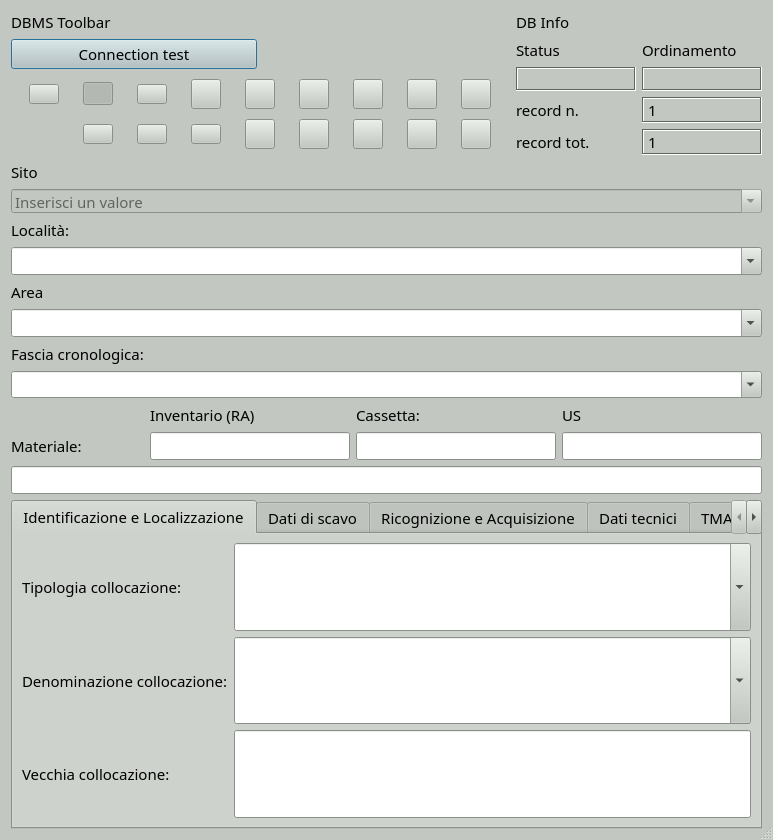
First picture: the form in gui/ui/Tma.ui, repository pyarchinit/pyarchinit, before the edit.
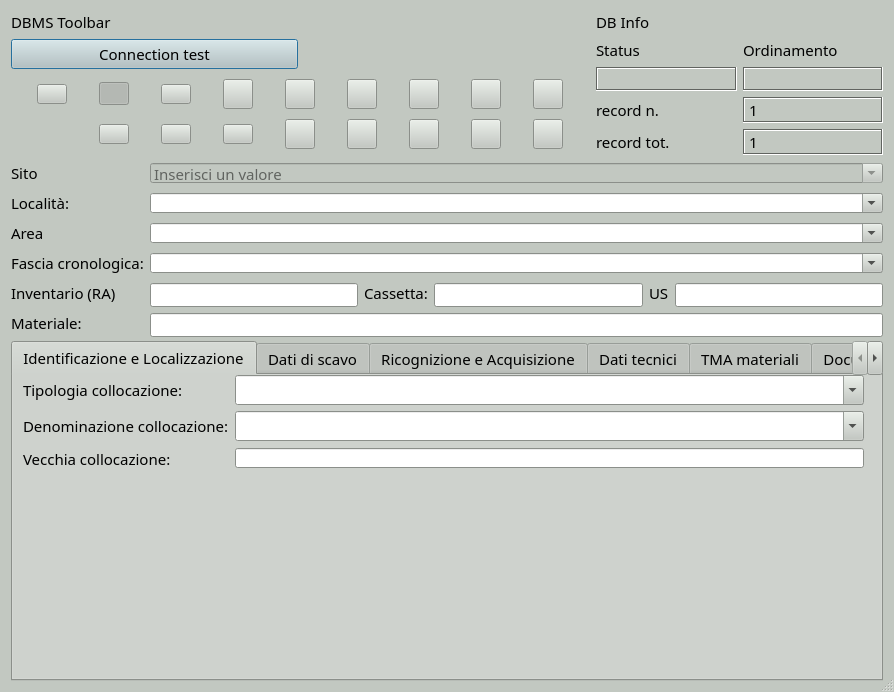
Second picture: the form after the edit. Icons and pictures are not drawn.

What changed in the file:
```diff
--- a/gui/ui/Tma.ui
+++ b/gui/ui/Tma.ui
@@ -9,8 +9,8 @@
    <rect>
     <x>0</x>
     <y>0</y>
-    <width>773</width>
-    <height>840</height>
+    <width>894</width>
+    <height>692</height>
    </rect>
   </property>
   <property name="sizePolicy">
@@ -1247,56 +1247,6 @@
        </property>
       </widget>
      </item>
-     <item row="9" column="2">
-      <widget class="QLineEdit" name="lineEdit_cassetta">
-       <property name="sizePolicy">
-        <sizepolicy hsizetype="Expanding" vsizetype="MinimumExpanding">
-         <horstretch>0</horstretch>
-         <verstretch>0</verstretch>
-        </sizepolicy>
-       </property>
-       <property name="minimumSize">
-        <size>
-         <width>0</width>
-         <height>24</height>
-        </size>
-       </property>
-       <property name="font">
-        <font>
-         <family>Damascus</family>
-         <pointsize>11</pointsize>
-        </font>
-       </property>
-       <property name="maxLength">
-        <number>15</number>
-       </property>
-      </widget>
-     </item>
-     <item row="7" column="0" colspan="4">
-      <widget class="QComboBox" name="comboBox_dtzg">
-       <property name="sizePolicy">
-        <sizepolicy hsizetype="Preferred" vsizetype="MinimumExpanding">
-         <horstretch>0</horstretch>
-         <verstretch>0</verstretch>
-        </sizepolicy>
-       </property>
-       <property name="minimumSize">
-        <size>
-         <width>0</width>
-         <height>24</height>
-        </size>
-       </property>
-       <property name="font">
-        <font>
-         <family>Damascus</family>
-         <pointsize>11</pointsize>
-        </font>
-       </property>
-       <property name="editable">
-        <bool>true</bool>
-       </property>
-      </widget>
-     </item>
      <item row="6" column="0">
       <widget class="QLabel" name="label_18">
        <property name="sizePolicy">
@@ -1336,6 +1286,174 @@
       </widget>
      </item>
      <item row="8" column="1">
+      <widget class="QLineEdit" name="lineEdit_inventario">
+       <property name="sizePolicy">
+        <sizepolicy hsizetype="Expanding" vsizetype="MinimumExpanding">
+         <horstretch>0</horstretch>
+         <verstretch>0</verstretch>
+        </sizepolicy>
+       </property>
+       <property name="minimumSize">
+        <size>
+         <width>0</width>
+         <height>24</height>
+        </size>
+       </property>
+       <property name="maximumSize">
+        <size>
+         <width>16777215</width>
+         <height>20</height>
+        </size>
+       </property>
+       <property name="font">
+        <font>
+         <family>Damascus</family>
+         <pointsize>11</pointsize>
+        </font>
+       </property>
+       <property name="toolTip">
+        <string>Reperti RA associati dall'inventario materiali</string>
+       </property>
+       <property name="readOnly">
+        <bool>true</bool>
+       </property>
+      </widget>
+     </item>
+     <item row="9" column="1" colspan="5">
+      <widget class="QLineEdit" name="lineEdit_materiale">
+       <property name="sizePolicy">
+        <sizepolicy hsizetype="Expanding" vsizetype="MinimumExpanding">
+         <horstretch>0</horstretch>
+         <verstretch>0</verstretch>
+        </sizepolicy>
+       </property>
+       <property name="minimumSize">
+        <size>
+         <width>0</width>
+         <height>24</height>
+        </size>
+       </property>
+       <property name="maximumSize">
+        <size>
+         <width>16777215</width>
+         <height>20</height>
+        </size>
+       </property>
+       <property name="font">
+        <font>
+         <family>Damascus</family>
+         <pointsize>11</pointsize>
+        </font>
+       </property>
+       <property name="toolTip">
+        <string>Campo sincronizzato con la tabella materiali</string>
+       </property>
+       <property name="readOnly">
+        <bool>true</bool>
+       </property>
+      </widget>
+     </item>
+     <item row="8" column="3">
+      <widget class="QLineEdit" name="lineEdit_cassetta">
+       <property name="sizePolicy">
+        <sizepolicy hsizetype="Expanding" vsizetype="MinimumExpanding">
+         <horstretch>0</horstretch>
+         <verstretch>0</verstretch>
+        </sizepolicy>
+       </property>
+       <property name="minimumSize">
+        <size>
+         <width>0</width>
+         <height>24</height>
+        </size>
+       </property>
+       <property name="maximumSize">
+        <size>
+         <width>16777215</width>
+         <height>20</height>
+        </size>
+       </property>
+       <property name="font">
+        <font>
+         <family>Damascus</family>
+         <pointsize>11</pointsize>
+        </font>
+       </property>
+       <property name="maxLength">
+        <number>15</number>
+       </property>
+      </widget>
+     </item>
+     <item row="8" column="5">
+      <widget class="QLineEdit" name="lineEdit_us">
+       <property name="sizePolicy">
+        <sizepolicy hsizetype="Expanding" vsizetype="MinimumExpanding">
+         <horstretch>0</horstretch>
+         <verstretch>0</verstretch>
+        </sizepolicy>
+       </property>
+       <property name="minimumSize">
+        <size>
+         <width>0</width>
+         <height>24</height>
+        </size>
+       </property>
+       <property name="maximumSize">
+        <size>
+         <width>16777215</width>
+         <height>20</height>
+        </size>
+       </property>
+       <property name="font">
+        <font>
+         <family>Damascus</family>
+         <pointsize>11</pointsize>
+        </font>
+       </property>
+       <property name="text">
+        <string/>
+       </property>
+      </widget>
+     </item>
+     <item row="2" column="0">
+      <widget class="QLabel" name="label_localita">
+       <property name="sizePolicy">
+        <sizepolicy hsizetype="Preferred" vsizetype="MinimumExpanding">
+         <horstretch>0</horstretch>
+         <verstretch>0</verstretch>
+        </sizepolicy>
+       </property>
+       <property name="font">
+        <font>
+         <family>Damascus</family>
+         <pointsize>11</pointsize>
+        </font>
+       </property>
+       <property name="text">
+        <string>Località:</string>
+       </property>
+      </widget>
+     </item>
+     <item row="8" column="4">
+      <widget class="QLabel" name="label_3">
+       <property name="sizePolicy">
+        <sizepolicy hsizetype="Preferred" vsizetype="MinimumExpanding">
+         <horstretch>0</horstretch>
+         <verstretch>0</verstretch>
+        </sizepolicy>
+       </property>
+       <property name="font">
+        <font>
+         <family>Damascus</family>
+         <pointsize>11</pointsize>
+        </font>
+       </property>
+       <property name="text">
+        <string>US</string>
+       </property>
+      </widget>
+     </item>
+     <item row="8" column="0">
       <widget class="QLabel" name="label_inventario">
        <property name="sizePolicy">
         <sizepolicy hsizetype="Preferred" vsizetype="MinimumExpanding">
@@ -1354,7 +1472,76 @@
        </property>
       </widget>
      </item>
-     <item row="5" column="0" colspan="4">
+     <item row="4" column="0">
+      <widget class="QLabel" name="label_2">
+       <property name="sizePolicy">
+        <sizepolicy hsizetype="Preferred" vsizetype="MinimumExpanding">
+         <horstretch>0</horstretch>
+         <verstretch>0</verstretch>
+        </sizepolicy>
+       </property>
+       <property name="font">
+        <font>
+         <family>Damascus</family>
+         <pointsize>11</pointsize>
+        </font>
+       </property>
+       <property name="text">
+        <string>Area</string>
+       </property>
+      </widget>
+     </item>
+     <item row="8" column="2">
+      <widget class="QLabel" name="label_8">
+       <property name="sizePolicy">
+        <sizepolicy hsizetype="Preferred" vsizetype="MinimumExpanding">
+         <horstretch>0</horstretch>
+         <verstretch>0</verstretch>
+        </sizepolicy>
+       </property>
+       <property name="font">
+        <font>
+         <family>Damascus</family>
+         <pointsize>11</pointsize>
+        </font>
+       </property>
+       <property name="text">
+        <string>Cassetta:</string>
+       </property>
+      </widget>
+     </item>
+     <item row="6" column="1" colspan="5">
+      <widget class="QComboBox" name="comboBox_dtzg">
+       <property name="sizePolicy">
+        <sizepolicy hsizetype="Preferred" vsizetype="MinimumExpanding">
+         <horstretch>0</horstretch>
+         <verstretch>0</verstretch>
+        </sizepolicy>
+       </property>
+       <property name="minimumSize">
+        <size>
+         <width>0</width>
+         <height>20</height>
+        </size>
+       </property>
+       <property name="maximumSize">
+        <size>
+         <width>16777215</width>
+         <height>20</height>
+        </size>
+       </property>
+       <property name="font">
+        <font>
+         <family>Damascus</family>
+         <pointsize>11</pointsize>
+        </font>
+       </property>
+       <property name="editable">
+        <bool>true</bool>
+       </property>
+      </widget>
+     </item>
+     <item row="4" column="1" colspan="5">
       <widget class="QComboBox" name="comboBox_area">
        <property name="sizePolicy">
         <sizepolicy hsizetype="Preferred" vsizetype="MinimumExpanding">
@@ -1365,9 +1552,15 @@
        <property name="minimumSize">
         <size>
          <width>0</width>
-         <height>24</height>
+         <height>20</height>
         </size>
        </property>
+       <property name="maximumSize">
+        <size>
+         <width>16777215</width>
+         <height>20</height>
+        </size>
+       </property>
        <property name="font">
         <font>
          <family>Damascus</family>
@@ -1379,7 +1572,38 @@
        </property>
       </widget>
      </item>
-     <item row="1" column="0" colspan="4">
+     <item row="2" column="1" colspan="5">
+      <widget class="QComboBox" name="comboBox_localita">
+       <property name="sizePolicy">
+        <sizepolicy hsizetype="Preferred" vsizetype="MinimumExpanding">
+         <horstretch>0</horstretch>
+         <verstretch>0</verstretch>
+        </sizepolicy>
+       </property>
+       <property name="minimumSize">
+        <size>
+         <width>0</width>
+         <height>20</height>
+        </size>
+       </property>
+       <property name="maximumSize">
+        <size>
+         <width>16777215</width>
+         <height>20</height>
+        </size>
+       </property>
+       <property name="font">
+        <font>
+         <family>Damascus</family>
+         <pointsize>11</pointsize>
+        </font>
+       </property>
+       <property name="editable">
+        <bool>true</bool>
+       </property>
+      </widget>
+     </item>
+     <item row="0" column="1" colspan="5">
       <widget class="QComboBox" name="comboBox_sito">
        <property name="enabled">
         <bool>false</bool>
@@ -1393,13 +1617,13 @@
        <property name="minimumSize">
         <size>
          <width>200</width>
-         <height>24</height>
+         <height>20</height>
         </size>
        </property>
        <property name="maximumSize">
         <size>
          <width>16777215</width>
-         <height>24</height>
+         <height>20</height>
         </size>
        </property>
        <property name="font">
@@ -1436,188 +1660,6 @@
        </item>
       </widget>
      </item>
-     <item row="2" column="0">
-      <widget class="QLabel" name="label_localita">
-       <property name="sizePolicy">
-        <sizepolicy hsizetype="Preferred" vsizetype="MinimumExpanding">
-         <horstretch>0</horstretch>
-         <verstretch>0</verstretch>
-        </sizepolicy>
-       </property>
-       <property name="font">
-        <font>
-         <family>Damascus</family>
-         <pointsize>11</pointsize>
-        </font>
-       </property>
-       <property name="text">
-        <string>Località:</string>
-       </property>
-      </widget>
-     </item>
-     <item row="8" column="3">
-      <widget class="QLabel" name="label_3">
-       <property name="sizePolicy">
-        <sizepolicy hsizetype="Preferred" vsizetype="MinimumExpanding">
-         <horstretch>0</horstretch>
-         <verstretch>0</verstretch>
-        </sizepolicy>
-       </property>
-       <property name="font">
-        <font>
-         <family>Damascus</family>
-         <pointsize>11</pointsize>
-        </font>
-       </property>
-       <property name="text">
-        <string>US</string>
-       </property>
-      </widget>
-     </item>
-     <item row="4" column="0">
-      <widget class="QLabel" name="label_2">
-       <property name="sizePolicy">
-        <sizepolicy hsizetype="Preferred" vsizetype="MinimumExpanding">
-         <horstretch>0</horstretch>
-         <verstretch>0</verstretch>
-        </sizepolicy>
-       </property>
-       <property name="font">
-        <font>
-         <family>Damascus</family>
-         <pointsize>11</pointsize>
-        </font>
-       </property>
-       <property name="text">
-        <string>Area</string>
-       </property>
-      </widget>
-     </item>
-     <item row="3" column="0" colspan="4">
-      <widget class="QComboBox" name="comboBox_localita">
-       <property name="sizePolicy">
-        <sizepolicy hsizetype="Preferred" vsizetype="MinimumExpanding">
-         <horstretch>0</horstretch>
-         <verstretch>0</verstretch>
-        </sizepolicy>
-       </property>
-       <property name="minimumSize">
-        <size>
-         <width>0</width>
-         <height>24</height>
-        </size>
-       </property>
-       <property name="font">
-        <font>
-         <family>Damascus</family>
-         <pointsize>11</pointsize>
-        </font>
-       </property>
-       <property name="editable">
-        <bool>true</bool>
-       </property>
-      </widget>
-     </item>
-     <item row="8" column="2">
-      <widget class="QLabel" name="label_8">
-       <property name="sizePolicy">
-        <sizepolicy hsizetype="Preferred" vsizetype="MinimumExpanding">
-         <horstretch>0</horstretch>
-         <verstretch>0</verstretch>
-        </sizepolicy>
-       </property>
-       <property name="font">
-        <font>
-         <family>Damascus</family>
-         <pointsize>11</pointsize>
-        </font>
-       </property>
-       <property name="text">
-        <string>Cassetta:</string>
-       </property>
-      </widget>
-     </item>
-     <item row="9" column="1">
-      <widget class="QLineEdit" name="lineEdit_inventario">
-       <property name="sizePolicy">
-        <sizepolicy hsizetype="Expanding" vsizetype="MinimumExpanding">
-         <horstretch>0</horstretch>
-         <verstretch>0</verstretch>
-        </sizepolicy>
-       </property>
-       <property name="minimumSize">
-        <size>
-         <width>0</width>
-         <height>24</height>
-        </size>
-       </property>
-       <property name="font">
-        <font>
-         <family>Damascus</family>
-         <pointsize>11</pointsize>
-        </font>
-       </property>
-       <property name="toolTip">
-        <string>Reperti RA associati dall'inventario materiali</string>
-       </property>
-       <property name="readOnly">
-        <bool>true</bool>
-       </property>
-      </widget>
-     </item>
-     <item row="9" column="3">
-      <widget class="QLineEdit" name="lineEdit_us">
-       <property name="sizePolicy">
-        <sizepolicy hsizetype="Expanding" vsizetype="MinimumExpanding">
-         <horstretch>0</horstretch>
-         <verstretch>0</verstretch>
-        </sizepolicy>
-       </property>
-       <property name="minimumSize">
-        <size>
-         <width>0</width>
-         <height>24</height>
-        </size>
-       </property>
-       <property name="font">
-        <font>
-         <family>Damascus</family>
-         <pointsize>11</pointsize>
-        </font>
-       </property>
-       <property name="text">
-        <string/>
-       </property>
-      </widget>
-     </item>
-     <item row="11" column="0" colspan="4">
-      <widget class="QLineEdit" name="lineEdit_materiale">
-       <property name="sizePolicy">
-        <sizepolicy hsizetype="Expanding" vsizetype="MinimumExpanding">
-         <horstretch>0</horstretch>
-         <verstretch>0</verstretch>
-        </sizepolicy>
-       </property>
-       <property name="minimumSize">
-        <size>
-         <width>0</width>
-         <height>24</height>
-        </size>
-       </property>
-       <property name="font">
-        <font>
-         <family>Damascus</family>
-         <pointsize>11</pointsize>
-        </font>
-       </property>
-       <property name="toolTip">
-        <string>Campo sincronizzato con la tabella materiali</string>
-       </property>
-       <property name="readOnly">
-        <bool>true</bool>
-       </property>
-      </widget>
-     </item>
     </layout>
    </item>
    <item row="2" column="0">
@@ -1641,8 +1683,17 @@
       <attribute name="title">
        <string>Identificazione e Localizzazione</string>
       </attribute>
+      <widget class="QWidget" name="">
+       <property name="geometry">
+        <rect>
+         <x>10</x>
+         <y>0</y>
+         <width>841</width>
+         <height>95</height>
+        </rect>
+       </property>
       <layout class="QGridLayout" name="gridLayout">
-       <item row="0" column="1">
+        <item row="0" column="0">
         <widget class="QLabel" name="label_5">
          <property name="sizePolicy">
           <sizepolicy hsizetype="Preferred" vsizetype="Expanding">
@@ -1661,45 +1712,7 @@
          </property>
         </widget>
        </item>
-       <item row="1" column="2">
-        <widget class="QComboBox" name="comboBox_ldcn">
-         <property name="sizePolicy">
-          <sizepolicy hsizetype="Preferred" vsizetype="Expanding">
-           <horstretch>0</horstretch>
-           <verstretch>0</verstretch>
-          </sizepolicy>
-         </property>
-         <property name="font">
-          <font>
-           <family>Damascus</family>
-           <pointsize>11</pointsize>
-          </font>
-         </property>
-         <property name="editable">
-          <bool>true</bool>
-         </property>
-        </widget>
-       </item>
-       <item row="1" column="1">
-        <widget class="QLabel" name="label_6">
-         <property name="sizePolicy">
-          <sizepolicy hsizetype="Preferred" vsizetype="Expanding">
-           <horstretch>0</horstretch>
-           <verstretch>0</verstretch>
-          </sizepolicy>
-         </property>
-         <property name="font">
-          <font>
-           <family>Damascus</family>
-           <pointsize>11</pointsize>
-          </font>
-         </property>
-         <property name="text">
-          <string>Denominazione collocazione:</string>
-         </property>
-        </widget>
-       </item>
-       <item row="0" column="2">
+        <item row="0" column="1">
         <widget class="QComboBox" name="comboBox_ldct">
          <property name="sizePolicy">
           <sizepolicy hsizetype="Preferred" vsizetype="Expanding">
@@ -1738,7 +1751,45 @@
          </item>
         </widget>
        </item>
-       <item row="2" column="1">
+        <item row="1" column="0">
+         <widget class="QLabel" name="label_6">
+          <property name="sizePolicy">
+           <sizepolicy hsizetype="Preferred" vsizetype="Expanding">
+            <horstretch>0</horstretch>
+            <verstretch>0</verstretch>
+           </sizepolicy>
+          </property>
+          <property name="font">
+           <font>
+            <family>Damascus</family>
+            <pointsize>11</pointsize>
+           </font>
+          </property>
+          <property name="text">
+           <string>Denominazione collocazione:</string>
+          </property>
+         </widget>
+        </item>
+        <item row="1" column="1">
+         <widget class="QComboBox" name="comboBox_ldcn">
+          <property name="sizePolicy">
+           <sizepolicy hsizetype="Preferred" vsizetype="Expanding">
+            <horstretch>0</horstretch>
+            <verstretch>0</verstretch>
+           </sizepolicy>
+          </property>
+          <property name="font">
+           <font>
+            <family>Damascus</family>
+            <pointsize>11</pointsize>
+           </font>
+          </property>
+          <property name="editable">
+           <bool>true</bool>
+          </property>
+         </widget>
+        </item>
+        <item row="2" column="0">
         <widget class="QLabel" name="label_7">
          <property name="sizePolicy">
           <sizepolicy hsizetype="Preferred" vsizetype="Expanding">
@@ -1757,7 +1808,7 @@
          </property>
         </widget>
        </item>
-       <item row="2" column="2">
+        <item row="2" column="1">
         <widget class="QLineEdit" name="lineEdit_vecchia_collocazione">
          <property name="sizePolicy">
           <sizepolicy hsizetype="Expanding" vsizetype="Expanding">
@@ -1765,6 +1816,12 @@
            <verstretch>0</verstretch>
           </sizepolicy>
          </property>
+          <property name="maximumSize">
+           <size>
+            <width>16777215</width>
+            <height>20</height>
+           </size>
+          </property>
          <property name="font">
           <font>
            <family>Damascus</family>
@@ -1778,6 +1835,7 @@
        </item>
       </layout>
      </widget>
+     </widget>
      <widget class="QWidget" name="tab_scavo">
       <attribute name="title">
        <string>Dati di scavo</string>
@@ -1787,7 +1845,7 @@
         <rect>
          <x>20</x>
          <y>20</y>
-         <width>631</width>
+         <width>841</width>
          <height>271</height>
         </rect>
        </property>
@@ -1940,7 +1998,7 @@
         <rect>
          <x>0</x>
          <y>17</y>
-         <width>731</width>
+         <width>851</width>
          <height>287</height>
         </rect>
        </property>
```
Lines whose indentation alone changed are shown as unchanged.
